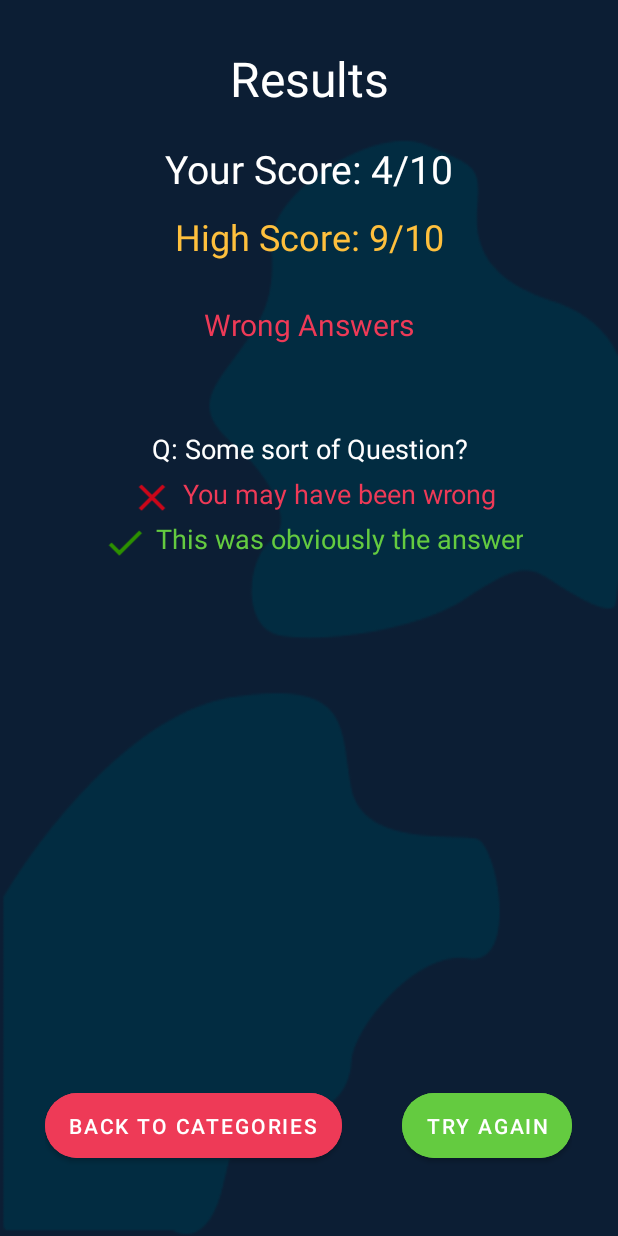
After one commit to LeandervanAarde/Recognition, an Android app: the ResultsActivity screen opened directly, with no data from a screen before it, on a phone screen of 412 x 824 dp. The commit adds this screen. Run offline under Robolectric (Android 15) with nearby library versions, the phone set to English and light mode, and no system bars.

```diff
--- a/app/src/main/AndroidManifest.xml
+++ b/app/src/main/AndroidManifest.xml
@@ -13,6 +13,9 @@
         android:supportsRtl="true"
         android:theme="@style/Theme.Recognition"
         tools:targetApi="31">
+        <activity
+            android:name=".ResultsActivity"
+            android:exported="false" />
         <activity
             android:name=".QuestionsActivity"
             android:exported="false" />
--- a/app/src/main/java/com/example/recognition/EnterName.kt
+++ b/app/src/main/java/com/example/recognition/EnterName.kt
@@ -22,7 +22,7 @@ class EnterName : AppCompatActivity() {
             Log.i("Clicked", "Confirmed")
             val username = binding.euUsername.text
             if(username.toString() == "" || username.toString() == " "){
-                Toast.makeText(this, "please enter valid username", Toast.LENGTH_LONG).show()
+                Toast.makeText(this, "please enter valid username",Toast.LENGTH_LONG).show()
                 binding.euUsername.error = "Please enter username"
             } else{
                 //TODO: navigate to the question pages.
--- /dev/null
+++ b/app/src/main/java/com/example/recognition/ResultsActivity.kt
@@ -0,0 +1,11 @@
+package com.example.recognition
+
+import android.os.Bundle
+import androidx.appcompat.app.AppCompatActivity
+
+class ResultsActivity : AppCompatActivity() {
+    override fun onCreate(savedInstanceState: Bundle?) {
+        super.onCreate(savedInstanceState)
+        setContentView(R.layout.activity_results)
+    }
+}
--- /dev/null
+++ b/app/src/main/java/com/example/recognition/models/Category.kt
@@ -0,0 +1,8 @@
+package com.example.recognition.models
+
+data class Category (
+    val id: Int,
+    val CategoryText: String,
+    val HighScore: Int,
+    val Questions: Int
+        )
--- /dev/null
+++ b/app/src/main/java/com/example/recognition/models/CategoryConstants.kt
@@ -0,0 +1,50 @@
+package com.example.recognition.models
+
+object CategoryConstants {
+    fun getAllCategories (): ArrayList<Category>{
+        var allCategories = ArrayList<Category>()
+
+        val CategoryOne = Category(
+            1,
+            "Memes",
+            0,
+            5,
+        )
+
+        val CategoryTwo = Category(
+            2,
+            "Music",
+            0,
+            5
+        )
+
+        val CategoryThree  =Category(
+            3,
+            "Movies and Tv",
+            0,
+            5
+
+        )
+
+        val CategoryFour = Category(
+            4,
+            "Celebrities",
+            0,
+            5
+        )
+
+        val CategoryFive = Category(
+            5,
+            "Logos",
+            0,
+            0,
+        )
+
+        allCategories.add(CategoryOne)
+        allCategories.add(CategoryTwo)
+        allCategories.add(CategoryThree)
+        allCategories.add(CategoryFour)
+        allCategories.add(CategoryFive)
+        return allCategories
+    }
+}
--- /dev/null
+++ b/app/src/main/res/drawable/ic_baseline_check_24.xml
@@ -0,0 +1,5 @@
+<vector android:height="24dp" android:tint="#2C9000"
+    android:viewportHeight="24" android:viewportWidth="24"
+    android:width="24dp" xmlns:android="http://schemas.android.com/apk/res/android">
+    <path android:fillColor="@android:color/white" android:pathData="M9,16.17L4.83,12l-1.42,1.41L9,19 21,7l-1.41,-1.41z"/>
+</vector>
--- /dev/null
+++ b/app/src/main/res/drawable/ic_baseline_clear_24.xml
@@ -0,0 +1,5 @@
+<vector android:height="24dp" android:tint="#CB0619"
+    android:viewportHeight="24" android:viewportWidth="24"
+    android:width="24dp" xmlns:android="http://schemas.android.com/apk/res/android">
+    <path android:fillColor="@android:color/white" android:pathData="M19,6.41L17.59,5 12,10.59 6.41,5 5,6.41 10.59,12 5,17.59 6.41,19 12,13.41 17.59,19 19,17.59 13.41,12z"/>
+</vector>
--- a/app/src/main/res/layout/activity_questions.xml
+++ b/app/src/main/res/layout/activity_questions.xml
@@ -75,8 +75,8 @@
 
     <androidx.cardview.widget.CardView
         android:id="@+id/cardView"
-        android:layout_width="250dp"
-        android:layout_height="200dp"
+        android:layout_width="210dp"
+        android:layout_height="170dp"
         app:cardBackgroundColor="@color/red"
         app:layout_constraintBottom_toBottomOf="parent"
         app:layout_constraintEnd_toEndOf="parent"
@@ -87,8 +87,8 @@
         app:layout_constraintVertical_bias="0.02">
 
         <androidx.constraintlayout.widget.ConstraintLayout
-            android:layout_width="245dp"
-            android:layout_height="195sp"
+            android:layout_width="205dp"
+            android:layout_height="165dp"
             android:layout_marginLeft="2.5dp"
             android:layout_marginTop="2.5dp"
             android:background="@color/primary"
@@ -117,7 +117,7 @@
         app:layout_constraintHorizontal_bias="0.0"
         app:layout_constraintStart_toStartOf="parent"
         app:layout_constraintTop_toBottomOf="@+id/cardView"
-        app:layout_constraintVertical_bias="0.024">
+        app:layout_constraintVertical_bias="0.092">
 
         <ImageView
             android:id="@+id/imageView"
@@ -142,7 +142,8 @@
             app:layout_constraintEnd_toEndOf="parent"
             app:layout_constraintHorizontal_bias="0.497"
             app:layout_constraintStart_toStartOf="parent"
-            app:layout_constraintTop_toTopOf="parent" />
+            app:layout_constraintTop_toTopOf="parent"
+            app:layout_constraintVertical_bias="0.0" />
     </androidx.constraintlayout.widget.ConstraintLayout>
 
     <LinearLayout
--- /dev/null
+++ b/app/src/main/res/layout/activity_results.xml
@@ -0,0 +1,185 @@
+<?xml version="1.0" encoding="utf-8"?>
+<androidx.constraintlayout.widget.ConstraintLayout xmlns:android="http://schemas.android.com/apk/res/android"
+    xmlns:app="http://schemas.android.com/apk/res-auto"
+    xmlns:tools="http://schemas.android.com/tools"
+    android:layout_width="match_parent"
+    android:layout_height="match_parent"
+    tools:context=".ResultsActivity"
+    android:background="@color/primary">
+
+    <androidx.constraintlayout.widget.ConstraintLayout
+        android:layout_width="match_parent"
+        android:layout_height="match_parent"
+        android:background="@drawable/resultspng"
+        tools:layout_editor_absoluteX="0dp"
+        tools:layout_editor_absoluteY="-40dp">
+
+        <TextView
+            android:id="@+id/textView2"
+            android:layout_width="match_parent"
+            android:layout_height="wrap_content"
+            android:text="Results"
+            android:textAlignment="center"
+            android:textColor="@color/white"
+            android:textSize="32dp"
+            app:layout_constraintBottom_toBottomOf="parent"
+            app:layout_constraintEnd_toEndOf="parent"
+            app:layout_constraintHorizontal_bias="0.0"
+            app:layout_constraintStart_toStartOf="parent"
+            app:layout_constraintTop_toTopOf="parent"
+            app:layout_constraintVertical_bias="0.039" />
+
+        <TextView
+            android:id="@+id/textView3"
+            android:layout_width="match_parent"
+            android:layout_height="wrap_content"
+            android:text="Your Score: 4/10"
+            android:textAlignment="center"
+            android:textColor="@color/white"
+            android:textSize="26dp"
+            app:layout_constraintBottom_toBottomOf="parent"
+            app:layout_constraintEnd_toEndOf="parent"
+            app:layout_constraintHorizontal_bias="0.0"
+            app:layout_constraintStart_toStartOf="parent"
+            app:layout_constraintTop_toTopOf="parent"
+            app:layout_constraintVertical_bias="0.12" />
+
+        <TextView
+            android:id="@+id/textView4"
+            android:layout_width="match_parent"
+            android:layout_height="wrap_content"
+            android:text="High Score: 9/10"
+            android:textAlignment="center"
+            android:textColor="@color/yellow"
+            android:textSize="24dp"
+            app:layout_constraintBottom_toBottomOf="parent"
+            app:layout_constraintEnd_toEndOf="parent"
+            app:layout_constraintHorizontal_bias="0.0"
+            app:layout_constraintStart_toStartOf="parent"
+            app:layout_constraintTop_toTopOf="parent"
+            app:layout_constraintVertical_bias="0.179" />
+
+        <TextView
+            android:id="@+id/textView5"
+            android:layout_width="match_parent"
+            android:layout_height="wrap_content"
+            android:text="Wrong Answers"
+            android:textAlignment="center"
+            android:textColor="@color/red"
+            android:textSize="20dp"
+            app:layout_constraintBottom_toBottomOf="parent"
+            app:layout_constraintStart_toStartOf="parent"
+            app:layout_constraintTop_toTopOf="parent"
+            app:layout_constraintVertical_bias="0.254" />
+
+        <ScrollView
+            android:id="@+id/scrollView2"
+            android:layout_width="match_parent"
+            android:layout_height="400dp"
+            android:padding="10sp"
+            app:layout_constraintBottom_toBottomOf="parent"
+            app:layout_constraintEnd_toEndOf="parent"
+            app:layout_constraintHorizontal_bias="0.0"
+            app:layout_constraintStart_toStartOf="parent"
+            app:layout_constraintTop_toTopOf="parent"
+            app:layout_constraintVertical_bias="0.652">
+
+            <LinearLayout
+                android:layout_width="match_parent"
+                android:layout_height="wrap_content"
+                android:gravity="center"
+                android:orientation="vertical">
+
+                <TextView
+                    android:layout_width="match_parent"
+                    android:layout_height="wrap_content"
+                    android:layout_marginBottom="5dp"
+                    android:text="Q: Some sort of Question?"
+                    android:textAlignment="center"
+                    android:textColor="@color/white"
+                    android:textSize="18dp" />
+
+                <LinearLayout
+                    android:layout_width="wrap_content"
+                    android:layout_height="wrap_content"
+                    android:orientation="horizontal">
+
+                    <ImageView
+                        android:layout_width="40dp"
+                        android:layout_height="30dp"
+                        android:src="@drawable/ic_baseline_clear_24" />
+
+                    <TextView
+                        android:layout_width="wrap_content"
+                        android:layout_height="wrap_content"
+                        android:text="You may have been wrong"
+                        android:textAlignment="center"
+                        android:textColor="@color/red"
+                        android:textSize="18dp" />
+                </LinearLayout>
+
+
+                <LinearLayout
+                    android:layout_width="wrap_content"
+                    android:layout_height="wrap_content"
+                    android:orientation="horizontal">
+
+                    <ImageView
+                        android:layout_width="40dp"
+                        android:layout_height="30dp"
+                        android:src="@drawable/ic_baseline_check_24" />
+
+                    <TextView
+                        android:layout_width="wrap_content"
+                        android:layout_height="wrap_content"
+                        android:text="This was obviously the answer"
+                        android:textAlignment="center"
+                        android:textColor="@color/green"
+                        android:textSize="18dp" />
+                </LinearLayout>
+
+
+            </LinearLayout>
+        </ScrollView>
+
+        <LinearLayout
+            android:layout_width="match_parent"
+            android:layout_height="100dp"
+            app:layout_constraintBottom_toBottomOf="parent"
+            app:layout_constraintEnd_toEndOf="parent"
+            app:layout_constraintStart_toStartOf="parent"
+            app:layout_constraintTop_toBottomOf="@+id/scrollView2"
+            android:gravity="center">
+            <LinearLayout
+                android:layout_width="wrap_content"
+                android:layout_height="wrap_content"
+                android:gravity="center">
+                <com.google.android.material.button.MaterialButton
+                    android:height="55dp"
+                    android:layout_width="wrap_content"
+                    android:layout_height="wrap_content"
+                    android:text="Back to Categories"
+                    app:cornerRadius="55dp"
+                    android:backgroundTint="@color/red"/>
+            </LinearLayout>
+
+            <LinearLayout
+                android:layout_width="wrap_content"
+                android:layout_height="wrap_content"
+                android:layout_marginLeft="40sp">
+                <com.google.android.material.button.MaterialButton
+                    android:height="55dp"
+                    android:layout_width="wrap_content"
+                    android:layout_height="wrap_content"
+                    android:backgroundTint="@color/green"
+                    android:text="Try Again"
+                    android:textColor="@color/white"
+                    app:cornerRadius="55dp" />
+            </LinearLayout>
+
+
+
+        </LinearLayout>
+    </androidx.constraintlayout.widget.ConstraintLayout>
+
+</androidx.constraintlayout.widget.ConstraintLayout>
--- a/app/src/main/res/layout/activity_settings.xml
+++ b/app/src/main/res/layout/activity_settings.xml
@@ -57,20 +57,20 @@
             <TextView
                 android:layout_width="match_parent"
                 android:layout_height="wrap_content"
-                android:text="Designed and Developed by Leander van Aarde 2022 https://github.com/LeandervanAarde \n technologies: \n Kotlin \n XML \n Built in: Android studio \n Available on all android devices with OS version 5.1 (Lollipop) \n Version 1.0.0"
+                android:text="Designed and Developed by Leander van Aarde 2022 \n https://github.com/LeandervanAarde \n technologies: \n Kotlin \n XML \n Built in: Android studio \n Available on all android devices with OS version 5.1 (Lollipop) \n Version 1.0.0"
                 android:textColor="@color/white"
-                android:textSize="16sp"
+                android:textSize="14sp"
                 android:layout_marginBottom="12sp"
-                android:lineHeight="27sp"
+                android:lineHeight="25sp"
                 />
 
             <androidx.constraintlayout.widget.ConstraintLayout
                 android:layout_width="match_parent"
-                android:layout_height="150dp"
+                android:layout_height="100dp"
                 >
                 <ImageView
-                    android:layout_width="150dp"
-                    android:layout_height="150dp"
+                    android:layout_width="100dp"
+                    android:layout_height="100dp"
                     app:layout_constraintBottom_toBottomOf="parent"
                     app:layout_constraintEnd_toEndOf="parent"
                     app:layout_constraintStart_toStartOf="parent"
@@ -80,7 +80,7 @@
 
             <com.google.android.material.button.MaterialButton
                 android:layout_width="match_parent"
-                android:layout_height="wrap_content"
+                android:layout_height="60dp"
                 android:minHeight="60dp"
                 android:layout_marginTop="40sp"
                 android:backgroundTint="@color/red"
```
Also changed, not shown: app/src/main/res/drawable/resultspng.png (added).
